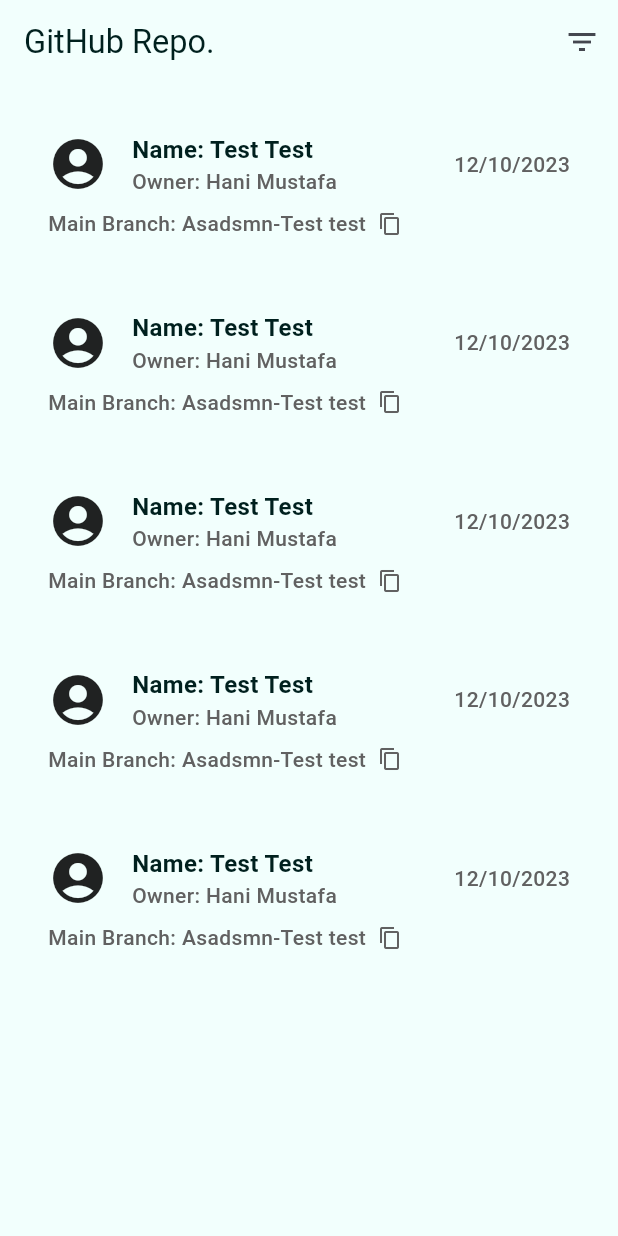
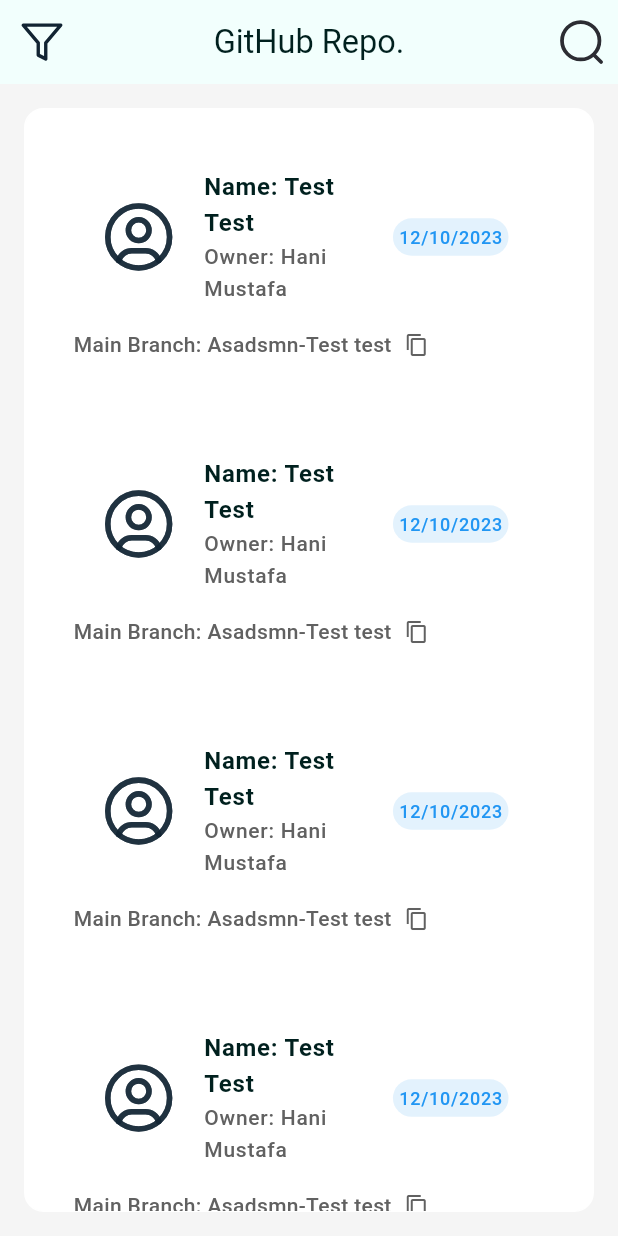
Before and after one commit to mohmdramadn/github_repos, a Flutter app: the screen it shows after launch, on a phone screen of 412 x 824 dp. Run offline on Flutter 3.47's test engine with Material 3 defaults, Android fonts, the phone set to English and light mode, and no system bars; our stand-ins replace dio, flutter_screenutil, flutter_svg, get, injectable, internet_connection_checker and 2 more; Roboto replaces fonts that are missing (Nexa); project files that could hold a hidden picture were left out.

Commit message:
Add: Home screen UI

```diff
--- a/lib/constants/constant_strings.dart
+++ b/lib/constants/constant_strings.dart
@@ -8,6 +8,7 @@ class Constant {
       const PasswordValidationStatus();
   static Fonts fonts = const Fonts();
   static SharedPrefsKeys sharedPrefKeys = const SharedPrefsKeys();
+  static Assets assets = const Assets();
 }
 
 class Titles{
@@ -76,3 +77,13 @@ class SharedPrefsKeys{
   const SharedPrefsKeys();
   String get user => 'user';
 }
+
+class Assets{
+  const Assets();
+  String get user => 'assets/svgs/user.svg';
+  String get background => 'assets/svgs/background.svg';
+  String get filter => 'assets/svgs/filter.svg';
+  String get search => 'assets/svgs/search.svg';
+}
+
+const String kGithubToken = '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';
--- a/lib/routes/router.dart
+++ b/lib/routes/router.dart
@@ -1,7 +1,7 @@
 import 'package:flutter/material.dart';
 
 
-import '../screens/home_screen.dart';
+import '../screens/home/home_screen.dart';
 import 'routes_names.dart';
 
 Route onGenerateRoute(RouteSettings settings) {
--- /dev/null
+++ b/lib/screens/home/home_screen.dart
@@ -0,0 +1,149 @@
+import 'package:flutter/material.dart';
+import 'package:flutter_screenutil/flutter_screenutil.dart';
+import 'package:flutter_svg/flutter_svg.dart';
+
+import '../../constants/constant_strings.dart';
+
+class HomeScreen extends StatelessWidget {
+  const HomeScreen({super.key});
+
+  @override
+  Widget build(BuildContext context) {
+    return Scaffold(
+      backgroundColor: Colors.grey[100],
+      appBar: AppBar(
+        centerTitle: true,
+        leading: IconButton(
+          icon: SvgPicture.asset(
+            Constant.assets.filter,
+            width: 30.spMin,
+            height: 30.spMin,
+            fit: BoxFit.fill,
+          ),
+          onPressed: () {},
+        ),
+        title: const Text('GitHub Repo.'),
+        actions: [
+          IconButton(
+            icon: SvgPicture.asset(
+              Constant.assets.search,
+              width: 30.spMin,
+              height: 30.spMin,
+              fit: BoxFit.fill,
+            ),
+            onPressed: () {},
+          ),
+        ],
+      ),
+      body: RepoList(),
+    );
+  }
+}
+
+class RepoList extends StatelessWidget {
+  final List<Map<String, String>> repos = List.generate(
+      5,
+      (index) => {
+            'name': 'Test Test',
+            'owner': 'Hani Mustafa',
+            'date': '12/10/2023',
+            'branch': 'Asadsmn-Test test'
+          });
+
+  RepoList({super.key});
+
+  @override
+  Widget build(BuildContext context) {
+    return Padding(
+      padding: EdgeInsets.all(16.spMin),
+      child: Container(
+        decoration: BoxDecoration(
+            color: Colors.white,
+            borderRadius: BorderRadius.circular(12.r),
+            border: Border.all(color: Colors.white)),
+        child: ListView.separated(
+          padding: EdgeInsets.all(16.spMin),
+          itemCount: repos.length,
+          itemBuilder: (context, index) {
+            return Container(
+              margin: EdgeInsets.only(bottom: 8.h),
+              child: Padding(
+                padding: EdgeInsets.all(16.spMin),
+                child: Column(
+                  crossAxisAlignment: CrossAxisAlignment.start,
+                  children: [
+                    ListTile(
+                      leading: Container(
+                          constraints: BoxConstraints(
+                              minWidth: 50.w,
+                              maxWidth: 50.w,
+                              minHeight: 50.h,
+                              maxHeight: 50.h),
+                          decoration: BoxDecoration(
+                            borderRadius: BorderRadius.circular(12.r),
+                            color: Colors.white,
+                          ),
+                          child: SvgPicture.asset(
+                            Constant.assets.user,
+                            width: 40.spMin,
+                            height: 40.spMin,
+                            fit: BoxFit.cover,
+                          )),
+                      title: Column(
+                        children: [
+                          Text(
+                            'Name: ${repos[index]['name']}',
+                            style: TextStyle(
+                                fontSize: 16.spMin,
+                                fontWeight: FontWeight.bold),
+                          ),
+                          Text(
+                            'Owner: ${repos[index]['owner']}',
+                            style: TextStyle(
+                                fontSize: 14.spMin, color: Colors.grey[700]),
+                          )
+                        ],
+                      ),
+                      trailing: Container(
+                        decoration: BoxDecoration(
+                            borderRadius: BorderRadius.circular(12.r),
+                            color: Colors.blue.shade50),
+                        child: Padding(
+                          padding: EdgeInsets.all(4.spMin),
+                          child: Text(
+                            repos[index]['date']!,
+                            style: TextStyle(
+                                fontSize: 12.spMin, color: Colors.blue),
+                          ),
+                        ),
+                      ),
+                    ),
+                    SizedBox(height: 8.h),
+                    Row(
+                      children: [
+                        Text(
+                          'Main Branch: ${repos[index]['branch']}',
+                          style: TextStyle(
+                              fontSize: 14.spMin, color: Colors.grey[700]),
+                        ),
+                        SizedBox(width: 8.w),
+                        Icon(Icons.copy,
+                            size: 16.spMin, color: Colors.grey[700]),
+                      ],
+                    ),
+                  ],
+                ),
+              ),
+            );
+          },
+          separatorBuilder: (BuildContext context, int index) {
+            if (index != repos.last.length) {
+              return const Divider(indent: 5,endIndent: 5,color: Colors.white,);
+            }
+            return const SizedBox();
+          },
+        ),
+      ),
+    );
+  }
+}
--- a/lib/screens/home_screen.dart
+++ /dev/null
@@ -1,93 +0,0 @@
-import 'package:flutter/material.dart';
-import 'package:flutter_screenutil/flutter_screenutil.dart';
-
-class HomeScreen extends StatelessWidget {
-  const HomeScreen({super.key});
-
-  @override
-  Widget build(BuildContext context) {
-    return Scaffold(
-      appBar: AppBar(
-        title: const Text('GitHub Repo.'),
-        actions: [
-          IconButton(
-            icon: const Icon(Icons.filter_list),
-            onPressed: () {},
-          ),
-        ],
-      ),
-      body: RepoList(),
-    );
-  }
-}
-
-class RepoList extends StatelessWidget {
-  final List<Map<String, String>> repos = List.generate(5, (index) => {
-    'name': 'Test Test',
-    'owner': 'Hani Mustafa',
-    'date': '12/10/2023',
-    'branch': 'Asadsmn-Test test'
-  });
-
-  RepoList({super.key});
-
-  @override
-  Widget build(BuildContext context) {
-    return Container(
-      decoration: BoxDecoration(borderRadius: BorderRadius.circular(12.r)),
-      child: ListView.builder(
-        padding: const EdgeInsets.all(16.0),
-        itemCount: repos.length,
-        itemBuilder: (context, index) {
-          return Container(
-            margin: const EdgeInsets.only(bottom: 16.0),
-            child: Padding(
-              padding: const EdgeInsets.all(16.0),
-              child: Column(
-                crossAxisAlignment: CrossAxisAlignment.start,
-                children: [
-                  Row(
-                    children: [
-                      const Icon(Icons.account_circle, size: 40.0),
-                      const SizedBox(width: 16.0),
-                      Expanded(
-                        child: Column(
-                          crossAxisAlignment: CrossAxisAlignment.start,
-                          children: [
-                            Text(
-                              'Name: ${repos[index]['name']}',
-                              style: const TextStyle(fontSize: 16.0, fontWeight: FontWeight.bold),
-                            ),
-                            Text(
-                              'Owner: ${repos[index]['owner']}',
-                              style: TextStyle(fontSize: 14.0, color: Colors.grey[700]),
-                            ),
-                          ],
-                        ),
-                      ),
-                      Text(
-                        repos[index]['date']!,
-                        style: TextStyle(fontSize: 14.0, color: Colors.grey[700]),
-                      ),
-                    ],
-                  ),
-                  const SizedBox(height: 8.0),
-                  Row(
-                    children: [
-                      Text(
-                        'Main Branch: ${repos[index]['branch']}',
-                        style: TextStyle(fontSize: 14.0, color: Colors.grey[700]),
-                      ),
-                      const SizedBox(width: 8.0),
-                      Icon(Icons.copy, size: 16.0, color: Colors.grey[700]),
-                    ],
-                  ),
-                ],
-              ),
-            ),
-          );
-        },
-      ),
-    );
-  }
-}
--- a/pubspec.yaml
+++ b/pubspec.yaml
@@ -23,6 +23,7 @@ dependencies:
   fluttertoast: ^8.2.1
   get_it: ^7.6.0
   injectable: ^2.1.2
+  flutter_svg: ^2.0.10+1
 
 dev_dependencies:
   injectable_generator: ^2.1.6
```
Also changed, not shown: pubspec.lock.
